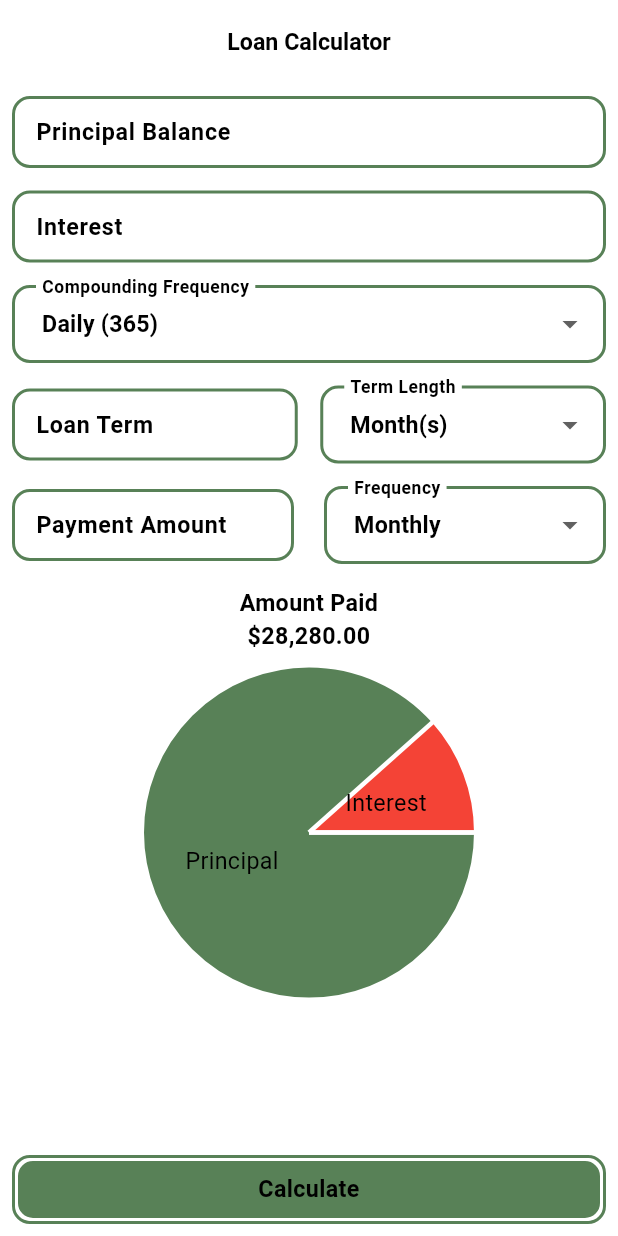
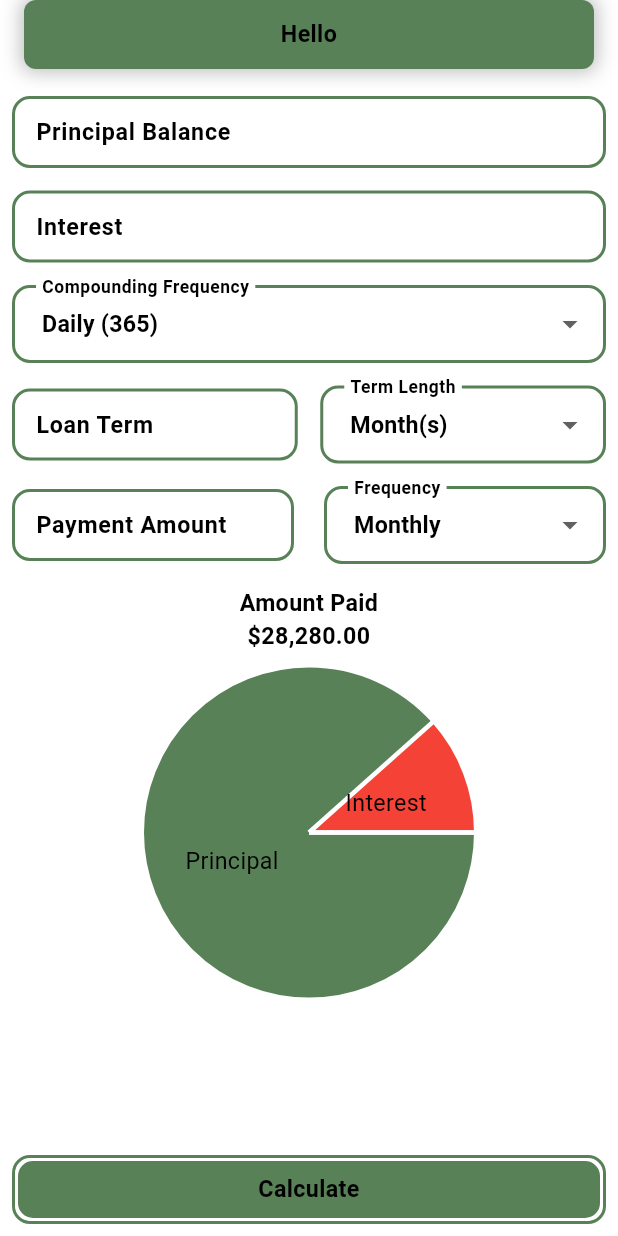
Before and after one commit to zachpfaltzgraff/Loan-Calculator, a Flutter app: the screen it shows after launch, after a tap on "Calculate", on a phone screen of 412 x 824 dp. Run offline on Flutter 3.47's test engine with Material 3 defaults, Android fonts, the phone set to English and light mode, and no system bars; drawn by our look-alikes of fl_chart; our stand-ins replace shared_preferences, vibration.

Commit message:
snack bar showing

```diff
--- a/loan_calculator/lib/components/calculator_inputs.dart
+++ b/loan_calculator/lib/components/calculator_inputs.dart
@@ -3,6 +3,7 @@ import 'package:loan_calculator/components/pie_chart.dart';
 import 'package:loan_calculator/themes/raised_button.dart';
 import 'package:loan_calculator/themes/theme.dart';
 import 'package:loan_calculator/themes/vibrator.dart';
+import 'package:loan_calculator/widgets/global_keys.dart';
 import 'package:loan_calculator/widgets/input.dart';
 import 'package:loan_calculator/widgets/input_validations.dart';
 import 'package:provider/provider.dart';
@@ -155,7 +156,7 @@ class _CalculatorInputsState extends State<CalculatorInputs> {
               backgroundColor: theme.backgroundColor,
               borderRadius: BorderRadius.circular(12),
               onPressed: () {
-
+                GlobalSnackBar.show('Hello', theme.primaryColor);
               },
               textStyle: theme.textStyle(context)
             ),
--- a/loan_calculator/lib/main.dart
+++ b/loan_calculator/lib/main.dart
@@ -1,6 +1,7 @@
 import 'package:flutter/material.dart';
 import 'package:loan_calculator/components/calculator_interface.dart';
 import 'package:loan_calculator/themes/theme.dart';
+import 'package:loan_calculator/widgets/global_keys.dart';
 import 'package:provider/provider.dart';
 
 void main() {
@@ -20,6 +21,7 @@ class MyApp extends StatelessWidget {
     final theme = Provider.of<Themes>(context);
 
     return MaterialApp(
+      navigatorKey: GlobalSnackBar.navigatorKey,
       debugShowCheckedModeBanner: false,
       theme: ThemeData(
         brightness: theme.isDarkMode ? Brightness.dark : Brightness.light,
--- /dev/null
+++ b/loan_calculator/lib/widgets/global_keys.dart
@@ -0,0 +1,121 @@
+import 'package:loan_calculator/themes/theme.dart';
+import 'package:flutter/material.dart';
+import 'package:provider/provider.dart';
+
+class GlobalSnackBar {
+  static final GlobalKey<NavigatorState> navigatorKey = GlobalKey<NavigatorState>();
+
+  static void show(String message, Color backgroundColor) {
+    final overlay = navigatorKey.currentState?.overlay;
+    if (overlay == null) return;
+
+    OverlayEntry? entry;
+    entry = OverlayEntry(
+      builder: (context) => SnackBarWidget(
+        message: message,
+        backgroundColor: backgroundColor,
+        onDismiss: () => entry?.remove(),
+      ),
+    );
+
+    overlay.insert(entry);
+  }
+}
+
+class SnackBarWidget extends StatefulWidget {
+  final String message;
+  final Color backgroundColor;
+  final VoidCallback onDismiss;
+
+  const SnackBarWidget({
+    super.key,
+    required this.message,
+    required this.backgroundColor,
+    required this.onDismiss,
+  });
+
+  @override
+  SnackBarWidgetState createState() => SnackBarWidgetState();
+}
+
+class SnackBarWidgetState extends State<SnackBarWidget>
+    with SingleTickerProviderStateMixin {
+  late AnimationController _controller;
+  late Animation<Offset> _slideAnimation;
+
+  @override
+  void initState() {
+    super.initState();
+
+    _controller = AnimationController(
+      duration: const Duration(milliseconds: 1000),
+      vsync: this,
+    );
+
+    _slideAnimation = Tween<Offset>(
+      begin: Offset(0, -1),
+      end: Offset(0, 0),
+    ).animate(CurvedAnimation(
+      parent: _controller,
+      curve: Curves.elasticOut,
+    ));
+
+    _controller.forward();
+
+    Future.delayed(const Duration(milliseconds: 2500), () {
+      if (!mounted || _controller.isDismissed) return;
+      _controller.reverse().then((_) => widget.onDismiss());
+    });
+  }
+
+  @override
+  void dispose() {
+    _controller.dispose();
+    super.dispose();
+  }
+
+  @override
+  Widget build(BuildContext context) {
+    final theme = Provider.of<Themes>(context);
+
+    return Positioned(
+      left: 16,
+      right: 16,
+      child: SlideTransition(
+        position: _slideAnimation,
+        child: SafeArea(
+          child: Material(
+            color: Colors.transparent,
+            child: Dismissible(
+              key: Key('1'),
+              direction: DismissDirection.up,
+              onDismissed: (direction) {
+                _controller.stop();
+                widget.onDismiss();
+              },
+              child: Container(
+                padding: const EdgeInsets.symmetric(horizontal: 16, vertical: 12),
+                decoration: BoxDecoration(
+                  color: widget.backgroundColor,
+                  borderRadius: BorderRadius.circular(8.0),
+                  boxShadow: [
+                    BoxShadow(
+                      color: Colors.black26,
+                      blurRadius: 10,
+                      spreadRadius: 2,
+                    ),
+                  ],
+                ),
+                child: Text(
+                  widget.message,
+                  textAlign: TextAlign.center,
+                  style: theme.textStyle(context),
+                ),
+              ),
+            ),
+          ),
+        ),
+      ),
+    );
+  }
+}
```
